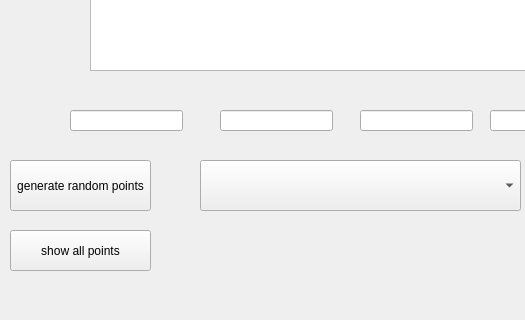
Above: databases/geopoints_widget/geopoints_widget.ui from ValeryStk/satellite_comparator before the change; both pictures show x 0 to 525 and y 280 to 600 of the 800 by 600 pixel window. Below: the same form after it.
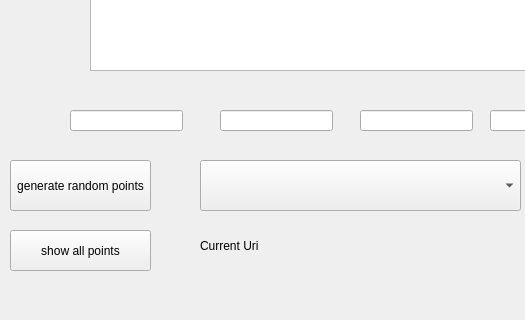
That is the form after the change.

Commit message: wip(geo_points)

```diff
--- a/databases/geopoints_widget/geopoints_widget.ui
+++ b/databases/geopoints_widget/geopoints_widget.ui
@@ -144,6 +144,32 @@
     <string>create Link</string>
    </property>
   </widget>
+  <widget class="QWidget" name="">
+   <property name="geometry">
+    <rect>
+     <x>200</x>
+     <y>510</y>
+     <width>171</width>
+     <height>31</height>
+    </rect>
+   </property>
+   <layout class="QHBoxLayout" name="horizontalLayout">
+    <item>
+     <widget class="QLabel" name="label">
+      <property name="text">
+       <string>Current Uri</string>
+      </property>
+     </widget>
+    </item>
+    <item>
+     <widget class="QLabel" name="label_currentUri">
+      <property name="text">
+       <string/>
+      </property>
+     </widget>
+    </item>
+   </layout>
+  </widget>
  </widget>
  <resources/>
  <connections/>
```
The commit also changes 1 other file.
